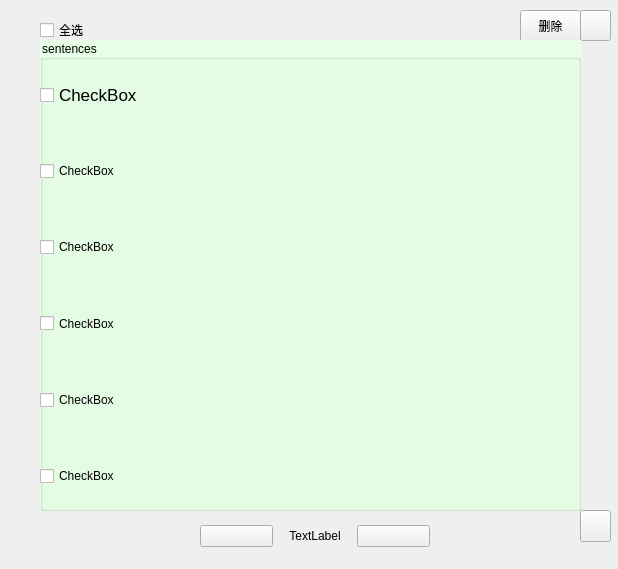
theArcticOcean/enVocabulary, file Res/collectsentences.ui: the form before one commit.
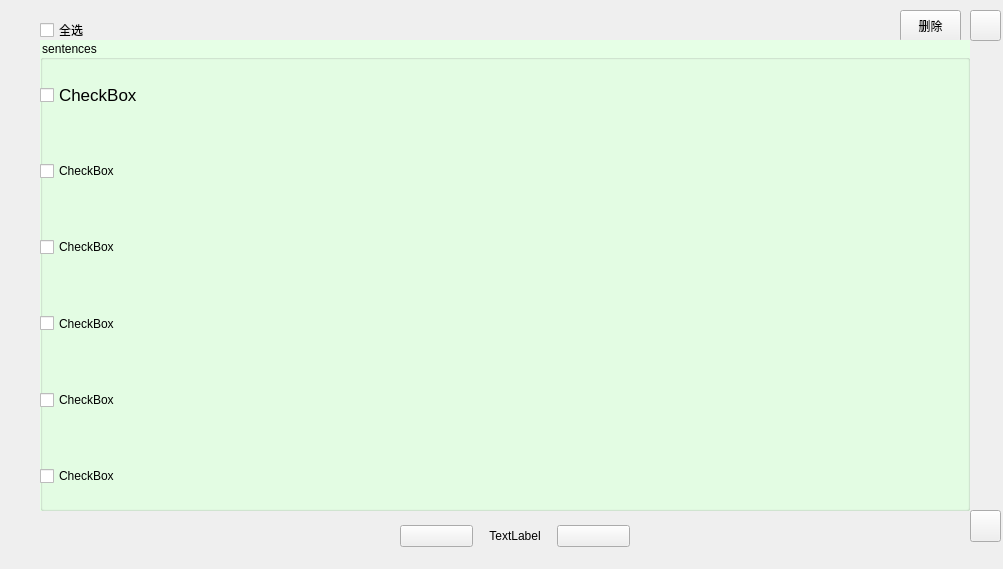
The form after the commit.

```diff
--- a/Res/collectsentences.ui
+++ b/Res/collectsentences.ui
@@ -6,7 +6,7 @@
    <rect>
     <x>0</x>
     <y>0</y>
-    <width>618</width>
+    <width>1003</width>
     <height>569</height>
    </rect>
   </property>
@@ -16,7 +16,7 @@
   <widget class="QPushButton" name="deleteButton">
    <property name="geometry">
     <rect>
-     <x>520</x>
+     <x>900</x>
      <y>10</y>
      <width>61</width>
      <height>32</height>
@@ -42,7 +42,7 @@
   <widget class="QPushButton" name="backButton">
    <property name="geometry">
     <rect>
-     <x>580</x>
+     <x>970</x>
      <y>10</y>
      <width>31</width>
      <height>31</height>
@@ -57,7 +57,7 @@
     <rect>
      <x>40</x>
      <y>40</y>
-     <width>541</width>
+     <width>930</width>
      <height>471</height>
     </rect>
    </property>
@@ -87,7 +87,7 @@
      <rect>
       <x>0</x>
       <y>20</y>
-      <width>541</width>
+      <width>931</width>
       <height>451</height>
      </rect>
     </property>
@@ -187,7 +187,7 @@
   <widget class="QWidget" name="layoutWidget">
    <property name="geometry">
     <rect>
-     <x>200</x>
+     <x>400</x>
      <y>520</y>
      <width>230</width>
      <height>32</height>
@@ -223,7 +223,7 @@
   <widget class="QPushButton" name="clearButton">
    <property name="geometry">
     <rect>
-     <x>580</x>
+     <x>970</x>
      <y>510</y>
      <width>31</width>
      <height>32</height>
```
